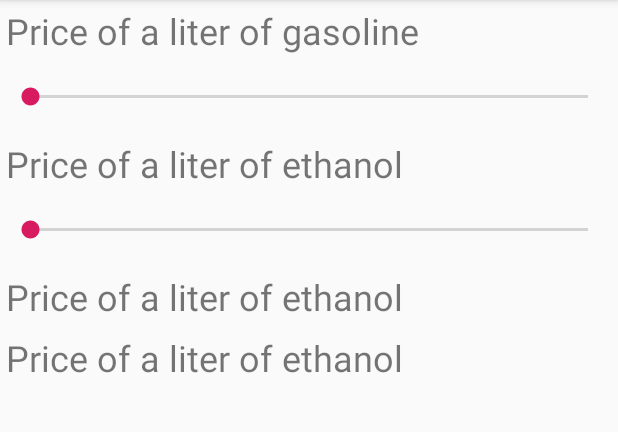
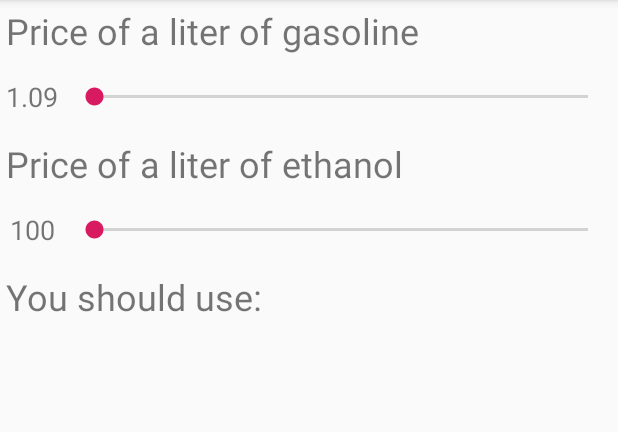
Before and after one commit to GNovaisLongue/Gasolina_ou_Etanol_Exercicio, an Android app: the screen it shows after launch (MainActivity), on a phone screen of 412 x 824 dp, the part 84-516 px from its top. Run offline under Robolectric (Android 15) with nearby library versions, the light colour scheme and no system bars.

Commit message:
gas_or_ethanol_exercise.

```diff
--- a/app/src/main/java/com/e/gasolina_ou_etanol_exercicio/MainActivity.java
+++ b/app/src/main/java/com/e/gasolina_ou_etanol_exercicio/MainActivity.java
@@ -4,12 +4,104 @@ package com.e.gasolina_ou_etanol_exercicio;
 import androidx.appcompat.app.AppCompatActivity;
 
 import android.os.Bundle;
+import android.text.Editable;
+import android.text.TextWatcher;
+import android.widget.SeekBar;
+import android.widget.TextView;
+
+import java.text.NumberFormat;
 
 public class MainActivity extends AppCompatActivity {
+
+    private NumberFormat currencyFormat =
+            NumberFormat.getCurrencyInstance();
+    private TextView gasValueTextView;
+    private TextView ethanolValueTextView;
+    private double gasValue = 1.09;
+    private double ethanol = 0.95;
 
     @Override
     protected void onCreate(Bundle savedInstanceState) {
         super.onCreate(savedInstanceState);
         setContentView(R.layout.activity_main);
+        //TxtView
+        gasValueTextView = findViewById(R.id.gasValueTextView);
+        ethanolValueTextView = findViewById(R.id.ethanolValueTextView);
+        //seekBar
+        SeekBar gasSeekBar = findViewById(R.id.gasSeekBar);
+        SeekBar ethanolSeekBar = findViewById(R.id.ethanolSeekBar);
+        //observer
+        gasSeekBar.setOnSeekBarChangeListener(onGasSeekBarChangeListener);
+//        ethanolSeekBar.setOnSeekBarChangeListener(onEthanolSeekBarChangeListener);
+
+//        amountEditText.addTextChangedListener(amountEditTextWatcher);
+
+
+
+//        public void updateTextView(String toThis) {
+//            TextView textView = (TextView) findViewById(R.id.textView);
+//            textView.setText(toThis);
+//        }
     }
+
+    private SeekBar.OnSeekBarChangeListener onGasSeekBarChangeListener =
+            new SeekBar.OnSeekBarChangeListener() {
+                @Override
+                public void onProgressChanged(SeekBar seekBar, int i, boolean b) {
+                    if (i == 0){
+                        gasValueTextView.setText(currencyFormat.format(gasValue));
+                    }
+                    gasValue = gasValue * (i / 100);
+                    gasValueTextView.setText(currencyFormat.format(gasValue));
+                }
+
+                @Override
+                public void onStartTrackingTouch(SeekBar seekBar) {
+
+                }
+
+                @Override
+                public void onStopTrackingTouch(SeekBar seekBar) {
+
+                }
+            };
+/*
+    TextWatcher amountEditTextWatcher =
+            new TextWatcher() {
+                @Override
+                public void beforeTextChanged(CharSequence charSequence, int i, int i1, int i2) {
+
+                }
+
+                @Override
+                public void onTextChanged(CharSequence charSequence, int i, int i1, int i2) {
+                    try{
+                        billAmount = Double.parseDouble(charSequence.toString()) / 100;
+                        double tip = percent * billAmount;
+                        double total = tip + billAmount;
+                        tipTextView.setText(currencyFormat.format(tip));
+                        totalTextView.setText(currencyFormat.format(total));
+                        amountTextView.setText(currencyFormat.format(billAmount));
+                    }catch(NumberFormatException e){
+                        tipTextView.setText(currencyFormat.format(0d));
+                        totalTextView.setText(currencyFormat.format(0d));
+                        amountTextView.setText(currencyFormat.format(billAmount));
+                    }
+
+                }
+
+                @Override
+                public void afterTextChanged(Editable editable) {
+
+                }
+            };
+
+
+
+
+
+
+
+*/
+
 }
--- a/app/src/main/res/layout/activity_main.xml
+++ b/app/src/main/res/layout/activity_main.xml
@@ -1,7 +1,6 @@
 <?xml version="1.0" encoding="utf-8"?>
 
 <GridLayout xmlns:android="http://schemas.android.com/apk/res/android"
-    xmlns:app="http://schemas.android.com/apk/res-auto"
     xmlns:tools="http://schemas.android.com/tools"
     android:layout_width="match_parent"
     android:layout_height="match_parent"
@@ -12,7 +11,7 @@
 
 
     <TextView
-        android:id="@+id/gasolinaTextView"
+        android:id="@+id/gasTextView"
         android:layout_width="wrap_content"
         android:layout_height="wrap_content"
         android:layout_columnSpan="2"
@@ -20,31 +19,25 @@
         android:text="@string/gas"
         android:textSize="24sp" />
 
+    <TextView
+        android:id="@+id/gasValueTextView"
+        android:layout_width="wrap_content"
+        android:layout_height="wrap_content"
+        android:layout_gravity="center"
+        android:text="@string/gasValue"
+        android:textSize="18sp" />
+
     <SeekBar
-        android:id="@+id/gasolinaSeekBar"
-        android:layout_width="wrap_content"
+        android:id="@+id/gasSeekBar"
+        android:layout_width="150dp"
         android:layout_height="40dp"
-        android:layout_columnSpan="2"
+        android:progress="1"
+        android:min="1"
+        android:max="20"
         android:layout_gravity="fill_horizontal" />
 
     <TextView
-        android:id="@+id/etanolTextView"
-        android:layout_width="wrap_content"
-        android:layout_height="wrap_content"
-        android:layout_columnSpan="2"
-        android:layout_gravity="fill_horizontal"
-        android:text="@string/ethanol"
-        android:textSize="24sp" />
-
-    <SeekBar
-        android:id="@+id/etanolSeekBar"
-        android:layout_width="wrap_content"
-        android:layout_height="40dp"
-        android:layout_columnSpan="2"
-        android:layout_gravity="fill_horizontal" />
-
-    <TextView
-        android:id="@+id/escolhaTextView"
+        android:id="@+id/ethanolTextView"
         android:layout_width="wrap_content"
         android:layout_height="wrap_content"
         android:layout_columnSpan="2"
@@ -53,12 +46,38 @@
         android:textSize="24sp" />
 
     <TextView
-        android:id="@+id/respTextView"
+        android:id="@+id/ethanolValueTextView"
+        android:layout_width="wrap_content"
+        android:layout_height="wrap_content"
+        android:layout_gravity="center"
+        android:text="100"
+        android:textSize="18sp" />
+
+    <SeekBar
+        android:id="@+id/ethanolSeekBar"
+        android:layout_width="wrap_content"
+        android:layout_height="40dp"
+        android:progress="0"
+        android:layout_gravity="fill_horizontal" />
+
+    <TextView
+        android:id="@+id/optionTextView"
         android:layout_width="wrap_content"
         android:layout_height="wrap_content"
         android:layout_columnSpan="2"
         android:layout_gravity="fill_horizontal"
-        android:text="@string/ethanol"
+        android:text="@string/choice"
         android:textSize="24sp" />
 
+    <TextView
+        android:id="@+id/ansTextView"
+        android:layout_width="wrap_content"
+        android:layout_height="wrap_content"
+        android:layout_columnSpan="2"
+        android:layout_gravity="fill_horizontal"
+        android:text="@string/answer"
+        android:textSize="24sp" />
+
+
+
 </GridLayout>
--- a/app/src/main/res/values/strings.xml
+++ b/app/src/main/res/values/strings.xml
@@ -2,7 +2,7 @@
     <string name="app_name">Gasoline_Ethanol_Exercise</string>
     <string name="gas">Price of a liter of gasoline</string>
     <string name="ethanol">Price of a liter of ethanol</string>
-    <string name="choice">You should use</string>
-    <string name="answer_gas">Gasoline</string>
-    <string name="answer_ethanol">Ethanol</string>
+    <string name="choice">You should use:</string>
+    <string name="gasValue">1.09</string>
+    <string name="answer"></string>
 </resources>
```
Also changed, not shown: 3 other files.
